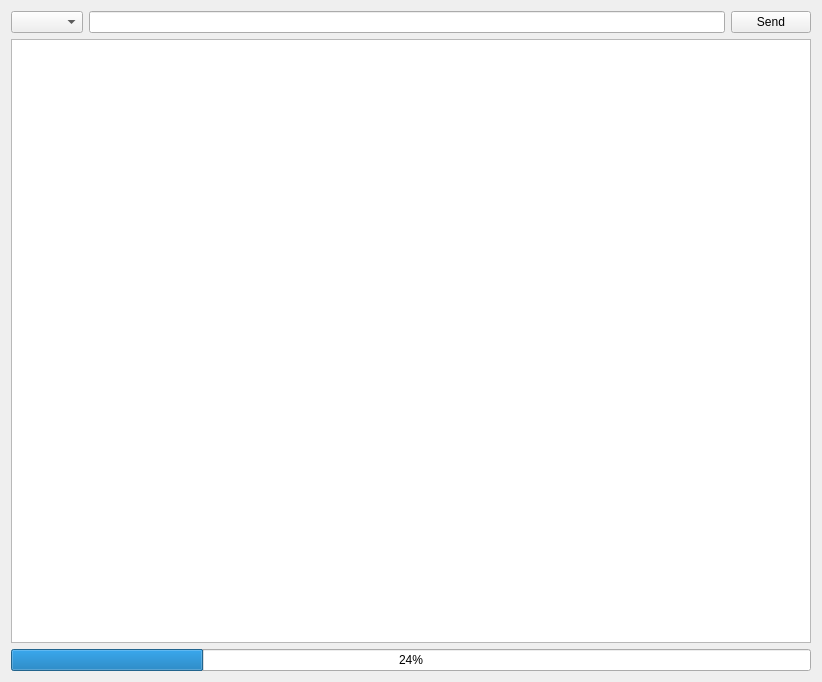
Old version of the form biu_operations_subaru.ui in the repository miikasyvanen/FastECU.
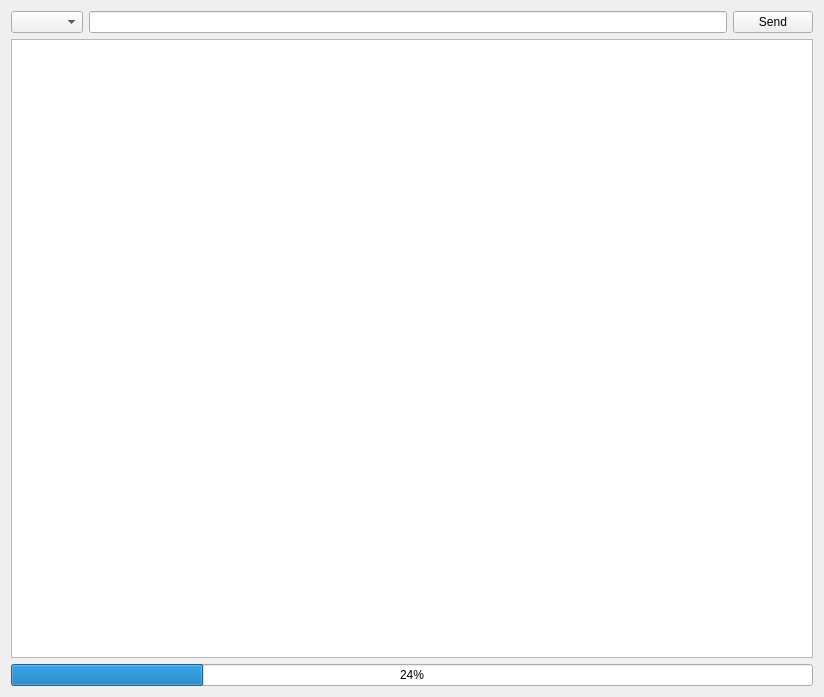
New version of the form.

Diff of the .ui file:
```diff
--- a/biu_operations_subaru.ui
+++ b/biu_operations_subaru.ui
@@ -9,8 +9,8 @@
    <rect>
     <x>0</x>
     <y>0</y>
-    <width>820</width>
-    <height>682</height>
+    <width>824</width>
+    <height>697</height>
    </rect>
   </property>
   <property name="windowTitle">
```
Left out of the diff: 2 changed lines with no effect on the pictures.
